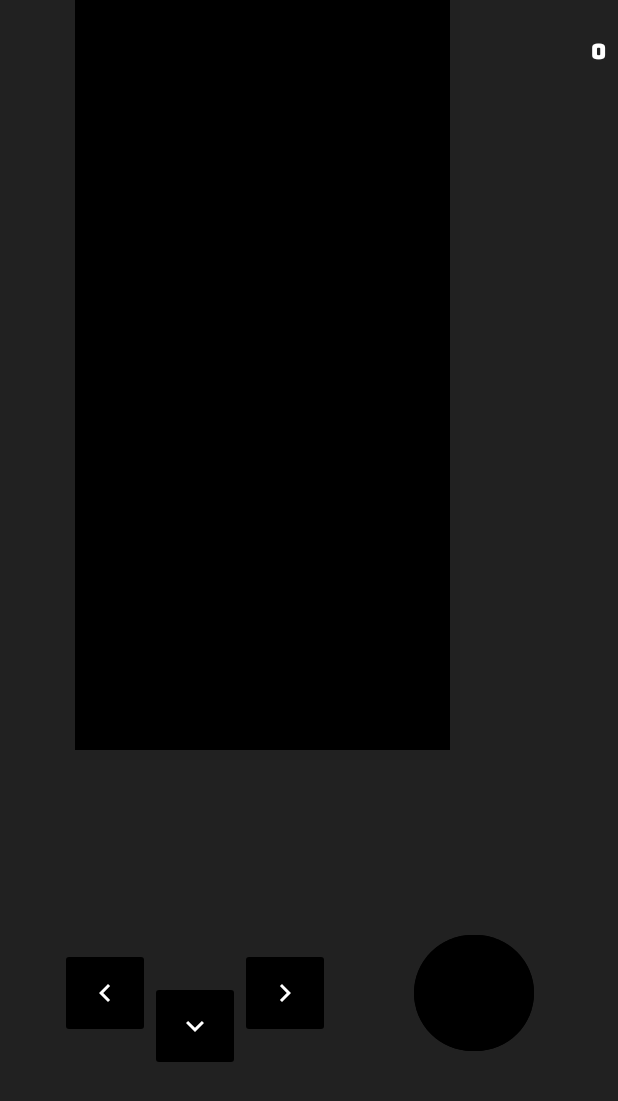
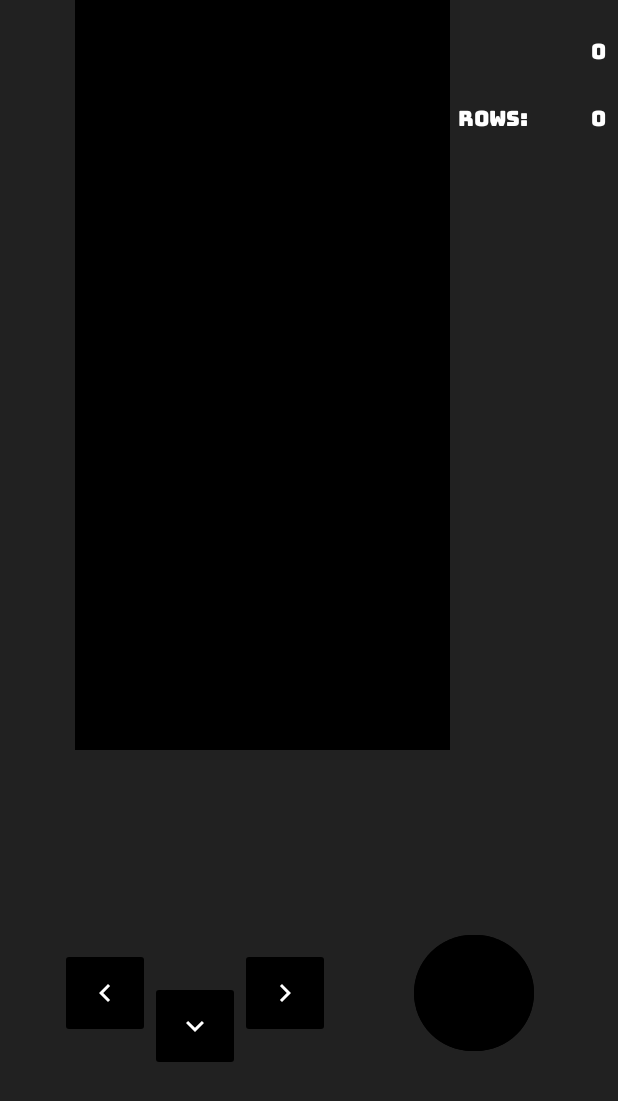
Before and after one commit to thebaldehit/OOP_tetris, an Android app: the layout activity_main.xml on its own in the app's theme, with its tools: preview values and no code run, on a phone screen of 412 x 824 dp. Shown: the top 1101 px of the screen. Run offline under Robolectric (Android 15) with nearby library versions, the phone set to English and light mode, and no system bars.

Commit message:
Added rows view

```diff
--- a/tetris/app/src/main/res/layout/activity_main.xml
+++ b/tetris/app/src/main/res/layout/activity_main.xml
@@ -101,4 +101,34 @@
         app:layout_constraintStart_toEndOf="@+id/canvas"
         app:layout_constraintTop_toTopOf="parent" />
 
+    <TextView
+        android:id="@+id/textView2"
+        android:layout_width="wrap_content"
+        android:layout_height="wrap_content"
+        android:layout_marginStart="4dp"
+        android:layout_marginTop="8dp"
+        android:layout_marginEnd="8dp"
+        android:fontFamily="@font/bungee"
+        android:text="rows:"
+        android:textColor="#FFFFFF"
+        app:layout_constraintEnd_toEndOf="parent"
+        app:layout_constraintHorizontal_bias="0.02"
+        app:layout_constraintStart_toEndOf="@+id/canvas"
+        app:layout_constraintTop_toBottomOf="@+id/score" />
+
+    <TextView
+        android:id="@+id/rows"
+        android:layout_width="0dp"
+        android:layout_height="wrap_content"
+        android:layout_marginStart="4dp"
+        android:layout_marginTop="8dp"
+        android:layout_marginEnd="8dp"
+        android:fontFamily="@font/bungee"
+        android:gravity="right|end"
+        android:text="0"
+        android:textColor="#FFFFFF"
+        app:layout_constraintEnd_toEndOf="parent"
+        app:layout_constraintStart_toEndOf="@+id/textView2"
+        app:layout_constraintTop_toBottomOf="@+id/score" />
+
 </androidx.constraintlayout.widget.ConstraintLayout>
```
Also changed, not shown: tetris/app/src/main/java/com/example/tetris/Game.kt (+16 -2 lines), tetris/app/src/main/java/com/example/tetris/MainActivity.kt (+6 -1 lines).
